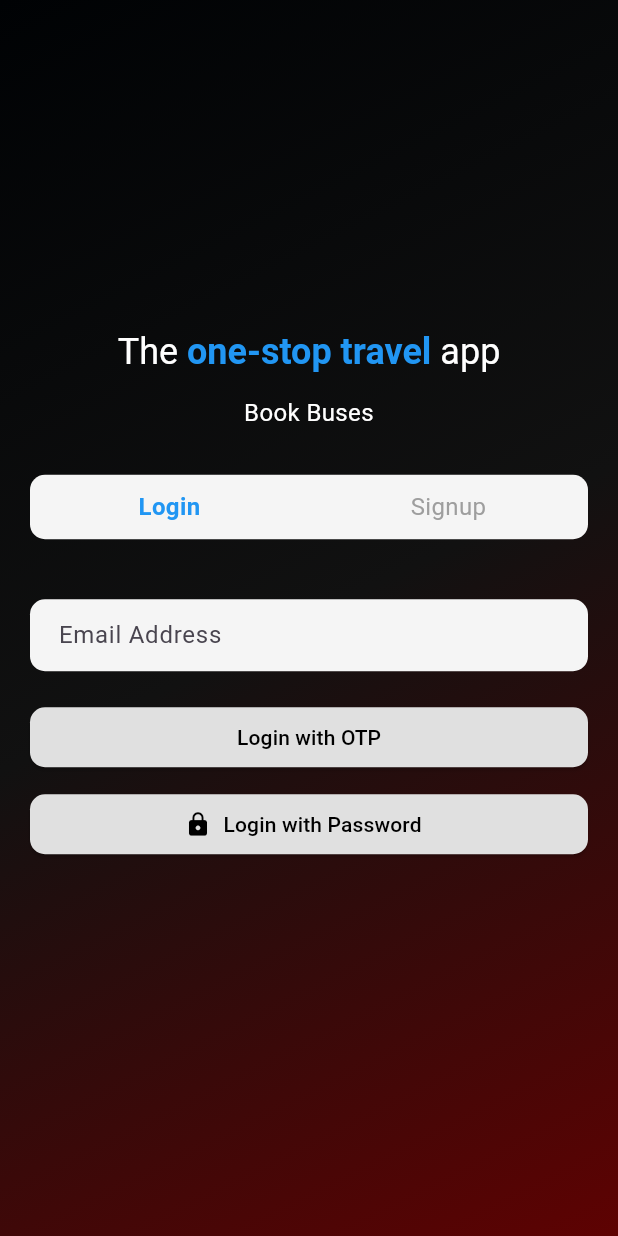
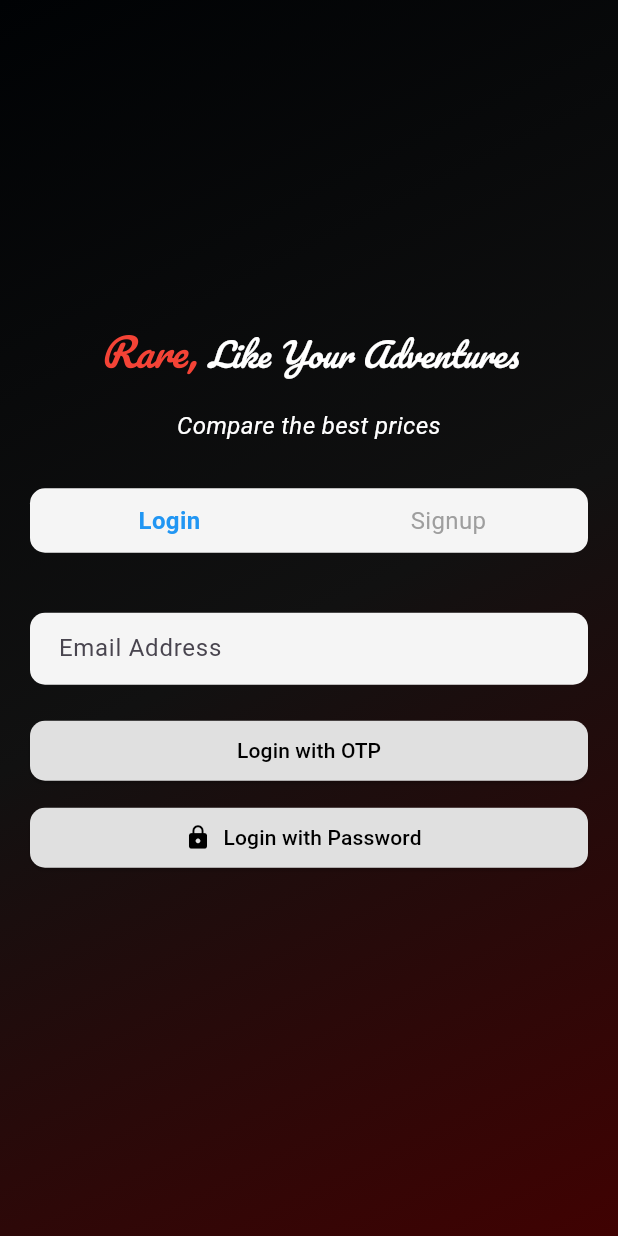
Before and after one commit to sanjaii1/fairyaatra, a Flutter app: the screen it shows after launch, on a phone screen of 412 x 824 dp. Run offline on Flutter 3.47's test engine with Material 3 defaults, Android fonts, the phone set to English and light mode, and no system bars.

Commit message:
update login page

```diff
--- a/lib/src/feature/login/views/login.dart
+++ b/lib/src/feature/login/views/login.dart
@@ -32,7 +32,7 @@ class _AuthPageState extends State<AuthPage> {
             colors: [
               Color.fromARGB(255, 0, 2, 4),
               Color.fromARGB(255, 17, 17, 17),
-              Color.fromARGB(255, 94, 2, 2),
+              Color.fromARGB(255, 64, 2, 2),
             ],
             stops: [0.0, 0.5, 1.0],
             begin: Alignment.topLeft,
@@ -55,38 +55,42 @@ class _AuthPageState extends State<AuthPage> {
                       text: const TextSpan(
                         children: [
                           TextSpan(
-                            text: "The ",
+                            text: "Rare, ",
                             style: TextStyle(
-                              fontSize: 24,
-                              color: Colors.white,
-                              fontWeight: FontWeight.normal,
-                            ),
+                                fontSize: 26,
+                                color: Colors.red,
+                                fontFamily: 'Pacifico',
+                                fontWeight: FontWeight.normal,
+                                fontStyle: FontStyle.italic),
                           ),
                           TextSpan(
-                            text: "one-stop travel ",
+                            text: "Like Your ",
                             style: TextStyle(
-                              fontSize: 24,
-                              color: Colors.blue,
-                              fontWeight: FontWeight.bold,
-                            ),
+                                fontSize: 22,
+                                color: Colors.white,
+                                fontWeight: FontWeight.normal,
+                                fontFamily: 'Pacifico',
+                                fontStyle: FontStyle.italic),
                           ),
                           TextSpan(
-                            text: "app",
+                            text: "Adventures",
                             style: TextStyle(
-                              fontSize: 24,
-                              color: Colors.white,
-                              fontWeight: FontWeight.normal,
-                            ),
+                                fontSize: 22,
+                                color: Colors.white,
+                                fontFamily: 'Pacifico',
+                                fontWeight: FontWeight.normal,
+                                fontStyle: FontStyle.italic),
                           ),
                         ],
                       ),
                     ),
                     const SizedBox(height: 15),
                     const Text(
-                      "Book Buses",
+                      "Compare the best prices",
                       textAlign: TextAlign.center,
                       style: TextStyle(
                         fontSize: 16,
+                        fontStyle: FontStyle.italic,
                         color: Colors.white,
                       ),
                     ),
--- a/pubspec.yaml
+++ b/pubspec.yaml
@@ -60,6 +60,7 @@ flutter:
   # assets:
   #   - images/a_dot_burr.jpeg
   #   - images/a_dot_ham.jpeg
+
   assets:
     - assets/images/download.png # Single file
     - assets/images/ # Include all files in the images directory
@@ -74,6 +75,10 @@ flutter:
   # "family" key with the font family name, and a "fonts" key with a
   # list giving the asset and other descriptors for the font. For
   # example:
+  fonts:
+    - family: Pacifico
+      fonts:
+        - asset: assets/fonts/Pacifico-Regular.ttf
   # fonts:
   #   - family: Schyler
   #     fonts:
```
Also changed, not shown: assets/fonts/Pacifico-Regular.ttf (added).
